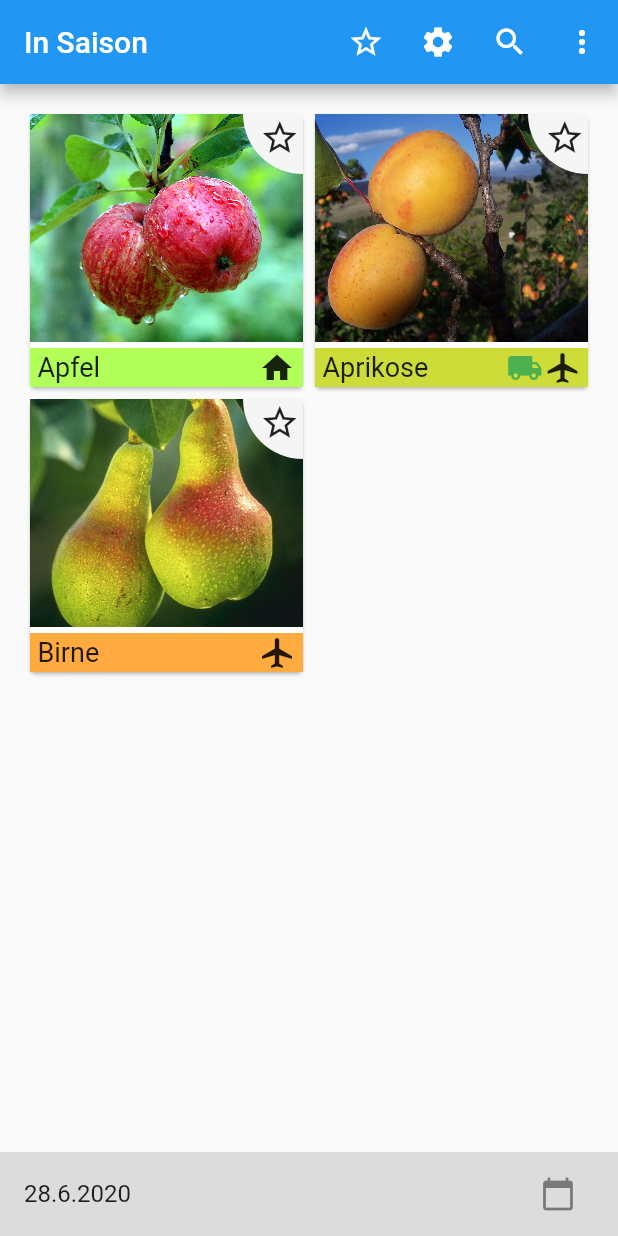
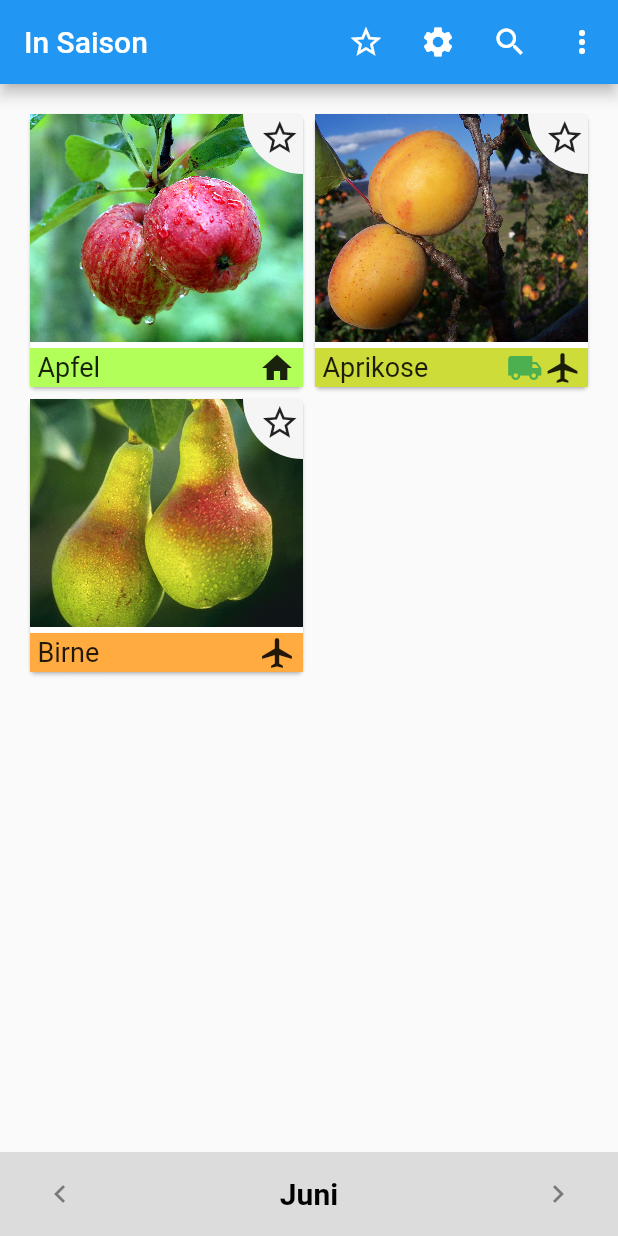
Before and after one commit to seasoncalendar/seasoncalendar, a Flutter app: the screen it shows after launch, on a phone screen of 412 x 824 dp. Run offline on Flutter 3.47's test engine with Material 2 defaults, Android fonts, the phone set to English and light mode, and no system bars; our stand-ins replace shared_preferences; statements that could not run were skipped.

Commit message:
improved month picker appearance

```diff
--- a/lib/food.dart
+++ b/lib/food.dart
@@ -1,6 +1,4 @@
 import 'dart:collection';
-
-import 'package:flutter/material.dart';
 
 final List<Food> allFoods = [apple, apricot, pear];
 
@@ -56,15 +54,13 @@ class Food {
     this._availabilities["flightTransportAvailable"] = flightTransportAvailable;
   }
 
-  List<String> getAvailabilityModes(int month) {
-    final index = month - 1;
+  List<String> getAvailabilityModes(int monthIndex) {
     LinkedHashMap<String, availability> availabilitiesThisMonth = LinkedHashMap();
     this._availabilities.keys.forEach((key) {
-      availabilitiesThisMonth[key] = this._availabilities[key][index];
+      availabilitiesThisMonth[key] = this._availabilities[key][monthIndex];
     });
 
     List<String> resultModes = new List();
-    List<String> keys = availabilitiesThisMonth.keys.toList();
     availabilitiesThisMonth.keys.forEach((key) {
       availability curModeAv = availabilitiesThisMonth[key];
       if (curModeAv != availability.none) {
--- a/lib/foodsearch.dart
+++ b/lib/foodsearch.dart
@@ -5,10 +5,10 @@ import 'foodsview.dart';
 
 class FoodSearch extends SearchDelegate<String> {
 
-  int _month;
+  int _monthIndex;
 
-  FoodSearch(int month) {
-    _month = month;
+  FoodSearch(int monthIndex) {
+    _monthIndex = monthIndex;
   }
 
   @override
@@ -38,7 +38,7 @@ class FoodSearch extends SearchDelegate<String> {
     final List<Food> resultList = query.isEmpty ?
     allFoods : allFoods.where((food) =>
         food.name.toLowerCase().startsWith(query.toLowerCase())).toList();
-    return foodsView(resultList, _month);
+    return foodsView(resultList, _monthIndex);
   }
 
   @override
--- a/lib/foodsview.dart
+++ b/lib/foodsview.dart
@@ -3,7 +3,7 @@ import 'package:flutter/cupertino.dart';
 import 'favoritefoods.dart';
 import 'food.dart';
 
-Widget foodsView(List<Food> preparedFoods, int month) {
+Widget foodsView(List<Food> preparedFoods, int monthIndex) {
 
   return GridView.builder(
     itemCount: preparedFoods.length,
@@ -13,7 +13,7 @@ Widget foodsView(List<Food> preparedFoods, int month) {
 
     ),
     itemBuilder: (context, i) {
-      return FoodTile(preparedFoods[i], month);
+      return FoodTile(preparedFoods[i], monthIndex);
     },
   );
 }
@@ -27,10 +27,10 @@ class FoodTile extends StatefulWidget {
   int _nameContainerFlex = 12;
   int _avIconContainerFlex = 2;
 
-  FoodTile(Food foodToDisplay, int month) {
+  FoodTile(Food foodToDisplay, int monthIndex) {
     _foodName = foodToDisplay.name;
     _assetImgPath = foodToDisplay.assetImgPath;
-    List<String> availabilities = foodToDisplay.getAvailabilityModes(month);
+    List<String> availabilities = foodToDisplay.getAvailabilityModes(monthIndex);
     _availabilityColor = availabilityModeColor[availabilities[0]];
     if (availabilities.length == 1) {
       _availabilityIconContainer = Container(
--- a/lib/homepage.dart
+++ b/lib/homepage.dart
@@ -1,6 +1,7 @@
 import 'dart:math';
 import 'package:flutter/cupertino.dart';
 import 'package:flutter/material.dart';
+import 'package:seasoncalendar/helpers/styles.dart';
 import 'food.dart';
 import 'favoritefoods.dart';
 import 'foodsview.dart';
@@ -11,7 +12,7 @@ class HomeState extends State<HomePage> {
 
   List<Food> _foods;
   bool _favoritesSelected;
-  DateTime _date;
+  int _monthIndex = DateTime.now().toLocal().month - 1;
 
   static const Map<String, String> etcPages = {
     "Über die App": "/about",
@@ -25,7 +26,7 @@ class HomeState extends State<HomePage> {
     super.initState();
     //favorites.init();
     setState(() {
-      _date = new DateTime.now();
+      _monthIndex = _monthIndex;
       _foods = allFoods;
       _favoritesSelected = false;
     });
@@ -39,7 +40,7 @@ class HomeState extends State<HomePage> {
         actions: <Widget>[
           IconButton(icon: Icon(_favoritesSelected ? Icons.star : Icons.star_border), onPressed: () {_toggleFavoritesSelected();}),
           IconButton(icon: Icon(Icons.settings), onPressed: _showSettings),
-          IconButton(icon: Icon(Icons.search), onPressed: () {showSearch(context: context, delegate: FoodSearch(_date.toLocal().month));}),
+          IconButton(icon: Icon(Icons.search), onPressed: () {showSearch(context: context, delegate: FoodSearch(_monthIndex));}),
           PopupMenuButton(
             icon: Icon(Icons.more_vert),
             onSelected: _chooseEtcPage,
@@ -54,35 +55,32 @@ class HomeState extends State<HomePage> {
           ),
         ],
       ),
-      body: foodsView(_foods, _date.toLocal().month),
+      body: foodsView(_foods, _monthIndex),
       bottomNavigationBar: Container(
         color: Colors.black12,
         child: ListTile(
-          title: Text(_date.toLocal().day.toString() + "." +
-              _date.toLocal().month.toString() + "." +
-              _date.toLocal().year.toString()),
+          leading: IconButton(
+            icon: const Icon(Icons.chevron_left),
+            onPressed: () {_shiftMonth(-1);},
+          ),
+          title: Text(monthToString[_monthIndex], textAlign: TextAlign.center, style: font20b,),
           trailing: IconButton(
-            icon: Icon(Icons.calendar_today),
-            onPressed: () {_selectDate(context);},
+            icon: const Icon(Icons.chevron_right),
+            onPressed: () {_shiftMonth(1);},
           ),
         ),
       )
     );
   }
 
-  Future<Null> _selectDate(BuildContext context) async {
-    final DateTime picked = await showDatePicker(
-        context: context,
-        initialDate: _date,
-        firstDate: _date.subtract(new Duration(days: 365)),
-        lastDate: _date.add(new Duration(days: 365)),
-    );
-    if (picked != null) {
-      setState(() {
-        _date = picked;
-      });
-    }
+  _shiftMonth(int value) {
+    setState(() {
+      _monthIndex = (_monthIndex + value) % 12;
+    });
   }
+
+  List<String> monthToString = ["Januar", "Februar", "März", "April", "Mai",
+    "Juni", "Juli", "August", "September", "Oktober", "November", "Dezember"];
 
   void _toggleFavoritesSelected() async{
     setState(() {_favoritesSelected = !_favoritesSelected;});
@@ -98,11 +96,11 @@ class HomeState extends State<HomePage> {
       filteredFoods = allFoods;
     }
     Map<String, dynamic> settings = await SettingsPageState.getSettings();
-    filteredFoods = filteredFoods.where((food) => [for (String av in food.getAvailabilityModes(_date.toLocal().month)) availabilityModeValues[av]]
+    filteredFoods = filteredFoods.where((food) => [for (String av in food.getAvailabilityModes(_monthIndex)) availabilityModeValues[av]]
         .reduce(max) >= settings['foodMinAvailability']).toList();
     if (settings['foodSorting'] == true) {
-      filteredFoods.sort((a, b) => [for (String av in b.getAvailabilityModes(_date.toLocal().month)) availabilityModeValues[av]]
-          .reduce(max).compareTo([for (String av in a.getAvailabilityModes(_date.toLocal().month)) availabilityModeValues[av]]
+      filteredFoods.sort((a, b) => [for (String av in b.getAvailabilityModes(_monthIndex)) availabilityModeValues[av]]
+          .reduce(max).compareTo([for (String av in a.getAvailabilityModes(_monthIndex)) availabilityModeValues[av]]
           .reduce(max)));
     }
     setState(() {
```
Also changed, not shown: lib/monthpicker.dart (added).
